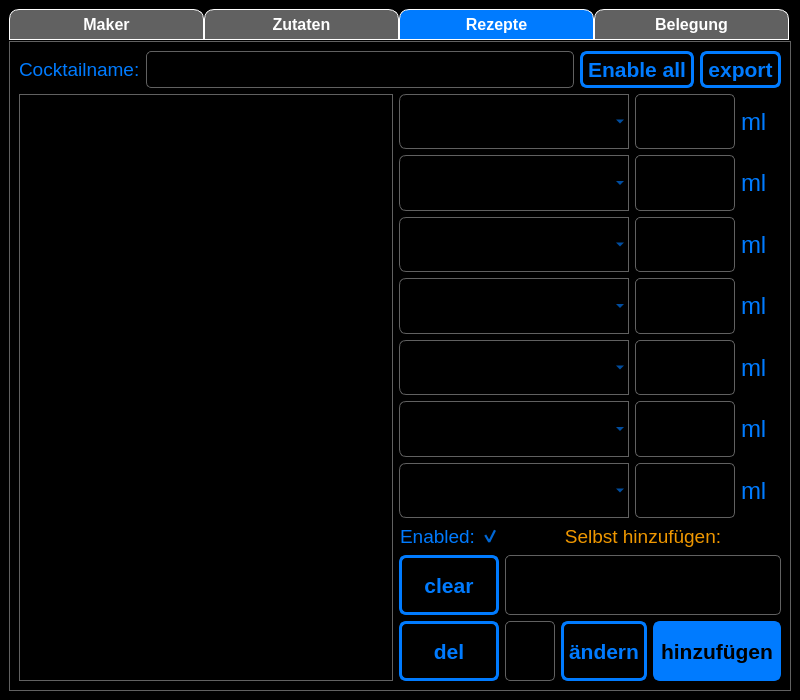
Above: src/ui_elements/Cocktailmanager_2.ui from AndreWohnsland/CocktailBerry before the change. Below: the same form after it.
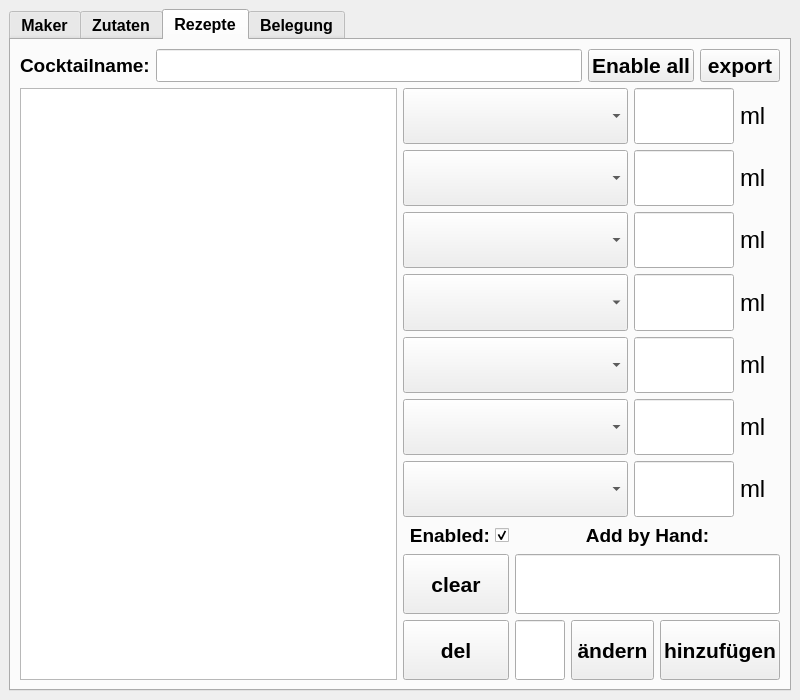
That is the form after the change. The open tabs and pages were chosen to show the change. Icons and pictures are not drawn. Custom widgets are drawn as their Qt base class.

```diff
--- a/src/ui_elements/Cocktailmanager_2.ui
+++ b/src/ui_elements/Cocktailmanager_2.ui
@@ -32,273 +32,7 @@
    <bool>false</bool>
   </property>
   <property name="styleSheet">
-   <string notr="true">QCheckBox::indicator{
-    /*border: 1px solid rgb(120, 120, 120);
-	border-radius: 2px;*/
-    width: 18px;
-    height: 18px;
-}
-
-QCheckBox::indicator:unchecked{
-	image: url(./src/ui_elements/cross.png);
-}
-
-QCheckBox::indicator:checked{
-	background-color: rgb(200, 200, 200);
-	image: url(./src/ui_elements/check.png);
-}
-
-QWidget
-{
-	color: rgb(0, 123, 255);	
-	background-color: rgb(0, 0, 0);
-
-}
-
-QWidget:item:selected
-{
-	color: rgb(239, 151, 0);
-    border: 1px solid rgb(239, 151, 0);
-	/*color: rgb(255, 255, 255);	
-	background-color: rgb(0, 123, 255);	*/
-}
-
-QTabWidget::pane {
-    border: 1px solid  rgb(97, 97, 97);
-    top: 1px;
-}
-
-QTabBar::tab {
-	background-color: rgb(97, 97, 97);
-	color: rgb(255, 255, 255);
-    border-width: 1px;
-	border-color: rgb(255, 255, 255);
-	border-style: solid;
-    border-top-left-radius: 10px;
-    border-top-right-radius: 10px;
-	padding: 5px 0px 5px 0px; 
-	width: 193px;
-}
-
-QTabBar::tab:selected {
-	color: rgb(255, 255, 255);	
-	background-color: rgb(0, 123, 255);
-}
-
-.QMessageBox {font-size: 16pt}
-
-.QSlider {
-    min-height: 30px;
-    max-height: 50px;
-}
-
-.QSlider::groove:horizontal {
-    border: 1px solid;
-    height: 5px;
-    background: #393939;
-    margin: 0 12px;
-}
-
-.QSlider::handle:horizontal {
-    background: rgb(0, 123, 255);
-    width: 30px;
-    height: 30px;
-    margin: -24px -12px;
-}
-
-QPushButton {
-	background-color: rgb(0, 0, 0);
-	color: (0, 123, 255);
-    border-width: 3px;
-	border-color: rgb(0, 123, 255);
-	border-style: solid;
-	border-radius: 7;
-	padding: 3px;
-	padding-left: 5px;
-	padding-right: 5px;
-}
-
-QPushButton:checked
-{
-	color: rgb(239, 151, 0);	
-	border-color: rgb(239, 151, 0);
-}
-
-QPushButton:pressed
-{
-	color: rgb(239, 151, 0);	
-	border-color: rgb(239, 151, 0);
-}
-
-QProgressBar
-{
-	background-color: rgb(166, 166, 166);
-	color: rgb(0, 0, 0);
-    border: 2px rgb(166, 166, 166);
-    border-radius: 5px;
-	text-align: center;
-}
-
-QProgressBar::chunk {
-	border: 2px rgb(166, 166, 166);
-    border-top-left-radius: 5px;
-    border-bottom-left-radius: 5px;
-    border-top-right-radius: 5px;
-    border-bottom-right-radius: 5px;
-	background-color: rgb(0, 233, 245);	
-/*background-color: rgb(0, 255, 132);
-    width: 40px;
-    margin: 0.5px;*/
-}
-
-QComboBox {
-	color: rgb(0, 123, 255);	
-    border: 1px solid  rgb(97, 97, 97);
-    border-top-left-radius: 7px;
-    border-bottom-left-radius: 7px;
-    padding: 1px 18px 1px 5px;
-    min-width: 6em;
-}
-
-QComboBox:on { /* shift the text when the popup opens */
-    border: 1px solid  rgb(97, 97, 97);
-    border-top-left-radius: 7px;
-    border-bottom-left-radius: 0px;
-	color: rgb(239, 151, 0);
-}
-
-
-/* QComboBox:hover
-{
-	color: rgb(239, 151, 0);
-}*/
-
-QComboBox QAbstractItemView {
-    border: 1px solid  rgb(97, 97, 97);
-}
-
-/*QComboBox:item:checked {
-	color: rgb(239, 151, 0);
-    border: 1px solid rgb(239, 151, 0);
-}
-
-QComboBox:item:selected {
-	color: rgb(239, 151, 0);
-    border: 1px solid rgb(239, 151, 0);
-} */
-
-QLineEdit
-{
-    padding: 1px;
-    border-style: solid;
-    border: 1px solid rgb(97, 97, 97);
-    border-radius: 5;
-}
-
-
-#TBelegung {
-    border: 1px solid  rgb(97, 97, 97);
-}
-
-#LWMaker, #LWZutaten, #LWRezepte {
-    border: 1px solid  rgb(97, 97, 97);
-}
-
-#LKommentar{
-	color: rgb(211, 211, 211);
-}
-
-#LAlkoholname, #LIngredientHeader{
-	color: rgb(170, 170, 170);
-	border-bottom: 1px solid;
-	border-color: rgb(170, 170, 170);
-	margin-bottom: 5px;
-	padding-left: 10px;
-	padding-right: 10px;
-}
-
-#MakerLMenge{
-	color:rgb(255, 255, 255);
-}
-
-#LEGehaltRezept, #LEZutatRezept, #LEFlaschenvolumen, #LRHandAdd, #LECocktail, #LAlkoholgehalt{
-	color: rgb(239, 151, 0);
-}
-
-#LMZutat1, #LMZutat2, #LMZutat3, #LMZutat4, #LMZutat5, #LMZutat6, #LMZutat7, #LMZutat8, #LMZutat9, #LMZutat10, #LER1, #LER2, #LER3, #LER4, #LER5, #LER6, #LER7 {
-	color: rgb(239, 151, 0);
-}
-
-/* Inverted button style */
-#PBZubereiten_custom, #PBZutathinzu, #PBRezepthinzu, #PBZeinzelnd, #PBAvailable, #PBFlanwenden {
-	background-color: rgb(0, 123, 255);  
-	color: rgb(0, 0, 0);
-    border-width: 3px;
-	border-color: rgb(0, 123, 255);
-	border-style: solid;
-	border-radius: 7;
-	padding: 3px;
-	padding-left: 5px;
-	padding-right: 5px;
-}
-
-#PBZubereiten_custom:pressed, #PBZutathinzu:pressed, #PBRezepthinzu:pressed,#PBZeinzelnd:pressed, #PBAvailable:pressed, #PBFlanwenden:pressed {
-	background-color: rgb(239, 151, 0);	
-	border-color: rgb(239, 151, 0);	
-}
-
-#LAlkoholgehalt, #LMenge {
-	padding-left: 10px;
-	padding-right: 10px;
-}
-
-/* Moving List Widget here from the single objects */
-
-
-QScrollBar:vertical {
-	border: 1px solid rgb(97, 97, 97);
-    background: rgb(97, 97, 97);
-    width: 35px;
-    margin: 36px 0 36px 0;
-}
-
-QScrollBar::handle:vertical {
-	background: rgb(0, 0, 0);
-}
-
-QScrollBar::add-line:vertical {
-	border: 1px solid rgb(97, 97, 97);
-    background: rgb(0, 0, 0);
-    height: 35px;
-    subcontrol-position: bottom;
-    subcontrol-origin: margin;
-}
-
-QScrollBar::sub-line:vertical {
-	border: 1px solid rgb(97, 97, 97);
-    background: rgb(0, 0, 0);
-    height: 35px;
-    subcontrol-position: top;
-    subcontrol-origin: margin;
-}
-
-QScrollBar::down-arrow:vertical,  QScrollBar::up-arrow:vertical {
-	width: 20px;
-	height: 20px;
-}
-
-QScrollBar::down-arrow:vertical {
-	image: url(./src/ui_elements/down.png);
-}
-
-QScrollBar::up-arrow:vertical {
-	image: url(./src/ui_elements/up.png);
-}
-
-/*  Give options button the gear icon*/
-#option_button {
-	image: url(./src/ui_elements/options.png);
-}</string>
+   <string notr="true"/>
   </property>
   <property name="documentMode">
    <bool>false</bool>
@@ -2323,7 +2057,7 @@
                    </font>
                   </property>
                   <property name="text">
-                   <string>&lt;html&gt;&lt;head/&gt;&lt;body&gt;&lt;p&gt;&lt;span style=&quot; color:#ef9700;&quot;&gt; Selbst hinzufügen:&lt;/span&gt;&lt;/p&gt;&lt;/body&gt;&lt;/html&gt;</string>
+                   <string>Add by Hand:</string>
                   </property>
                   <property name="alignment">
                    <set>Qt::AlignCenter</set>
```
Left out of the diff: 92 changed lines with no effect on the pictures.
